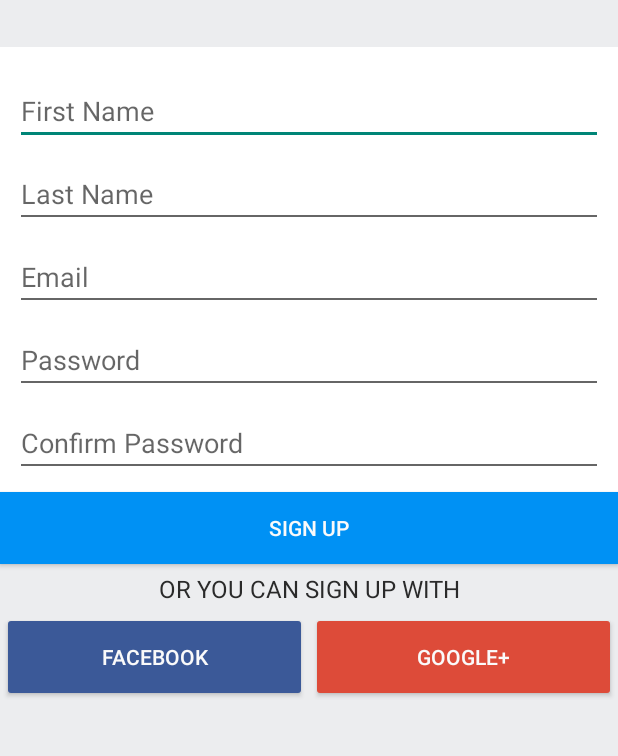
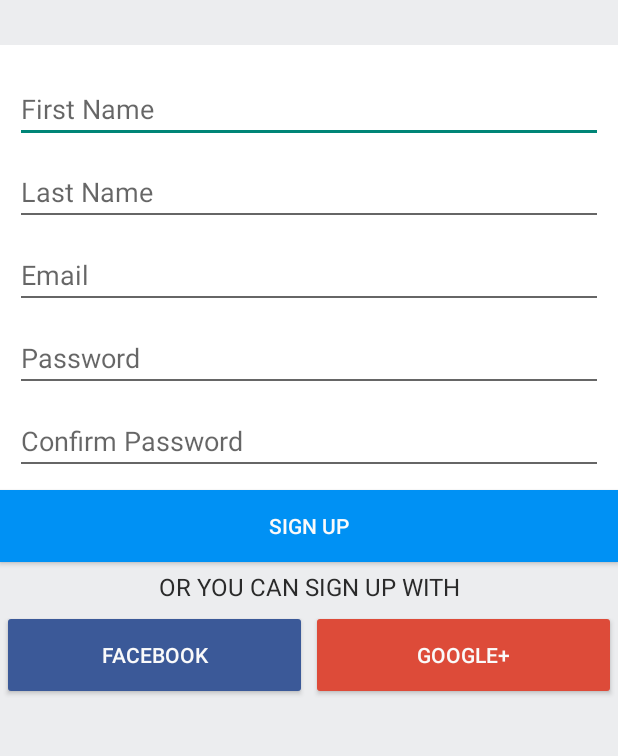
Before and after one commit to BluePandora/Klassify, an Android app: the fragment SignUpFragment shown on its own in the app's theme, on a phone screen of 412 x 824 dp, the part 108-864 px from its top. Run offline under Robolectric (Android 15) with nearby library versions, the phone set to English and light mode, and no system bars.

Commit message:
layout margin fixed

```diff
--- a/app/src/main/res/layout/fragment_signup.xml
+++ b/app/src/main/res/layout/fragment_signup.xml
@@ -27,7 +27,7 @@
                 android:layout_width="fill_parent"
                 android:layout_height="wrap_content"
                 android:layout_below="@+id/dummy_icon"
-                android:layout_marginTop="31dp"
+                android:layout_marginTop="30dp"
                 android:background="#FFFFFF"
                 android:orientation="vertical"
                 android:padding="10dp">
```
